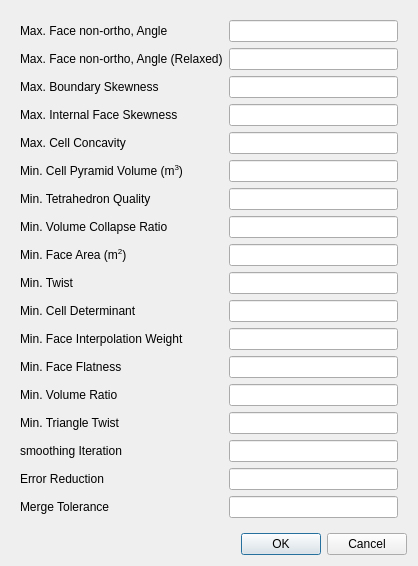
TheErevnaa/FoamMesh, file src/foammesh/view/menu/mesh_quality/mesh_quality_parameters_dialog.ui: the form before one commit.
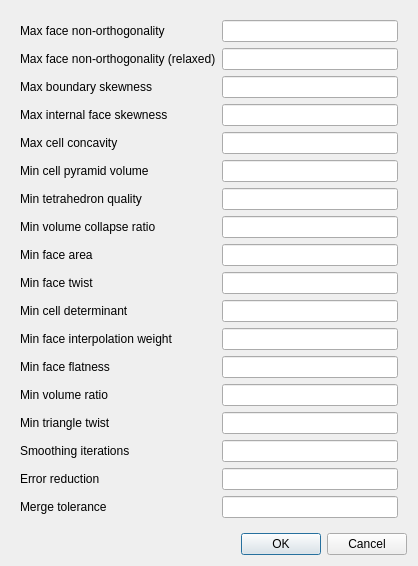
The form after the commit.

Diff of the .ui file:
```diff
--- a/src/foammesh/view/menu/mesh_quality/mesh_quality_parameters_dialog.ui
+++ b/src/foammesh/view/menu/mesh_quality/mesh_quality_parameters_dialog.ui
@@ -20,7 +20,7 @@
       <item row="0" column="0">
        <widget class="QLabel" name="label">
         <property name="text">
-         <string>Max. Face non-ortho, Angle</string>
+         <string>Max face non-orthogonality</string>
         </property>
        </widget>
       </item>
@@ -30,119 +30,119 @@
       <item row="1" column="0">
        <widget class="QLabel" name="label_2">
         <property name="text">
-         <string>Max. Face non-ortho, Angle (Relaxed)</string>
+         <string>Max face non-orthogonality (relaxed)</string>
         </property>
        </widget>
       </item>
       <item row="2" column="0">
        <widget class="QLabel" name="label_3">
         <property name="text">
-         <string>Max. Boundary Skewness</string>
+         <string>Max boundary skewness</string>
         </property>
        </widget>
       </item>
       <item row="3" column="0">
        <widget class="QLabel" name="label_4">
         <property name="text">
-         <string>Max. Internal Face Skewness</string>
+         <string>Max internal face skewness</string>
         </property>
        </widget>
       </item>
       <item row="4" column="0">
        <widget class="QLabel" name="label_5">
         <property name="text">
-         <string>Max. Cell Concavity</string>
+         <string>Max cell concavity</string>
         </property>
        </widget>
       </item>
       <item row="5" column="0">
        <widget class="QLabel" name="label_6">
         <property name="text">
-         <string>Min. Cell Pyramid Volume (m&lt;sup&gt;3&lt;/sup&gt;)</string>
+         <string>Min cell pyramid volume</string>
         </property>
        </widget>
       </item>
       <item row="6" column="0">
        <widget class="QLabel" name="label_7">
         <property name="text">
-         <string>Min. Tetrahedron Quality</string>
+         <string>Min tetrahedron quality</string>
         </property>
        </widget>
       </item>
       <item row="7" column="0">
        <widget class="QLabel" name="label_8">
         <property name="text">
-         <string>Min. Volume Collapse Ratio</string>
+         <string>Min volume collapse ratio</string>
         </property>
        </widget>
       </item>
       <item row="8" column="0">
        <widget class="QLabel" name="label_9">
         <property name="text">
-         <string>Min. Face Area (m&lt;sup&gt;2&lt;/sup&gt;)</string>
+         <string>Min face area</string>
         </property>
        </widget>
       </item>
       <item row="9" column="0">
        <widget class="QLabel" name="label_10">
         <property name="text">
-         <string>Min. Twist</string>
+         <string>Min face twist</string>
         </property>
        </widget>
       </item>
       <item row="10" column="0">
        <widget class="QLabel" name="label_11">
         <property name="text">
-         <string>Min. Cell Determinant</string>
+         <string>Min cell determinant</string>
         </property>
        </widget>
       </item>
       <item row="11" column="0">
        <widget class="QLabel" name="label_12">
         <property name="text">
-         <string>Min. Face Interpolation Weight</string>
+         <string>Min face interpolation weight</string>
         </property>
        </widget>
       </item>
       <item row="12" column="0">
        <widget class="QLabel" name="label_13">
         <property name="text">
-         <string>Min. Face Flatness</string>
+         <string>Min face flatness</string>
         </property>
        </widget>
       </item>
       <item row="13" column="0">
        <widget class="QLabel" name="label_14">
         <property name="text">
-         <string>Min. Volume Ratio</string>
+         <string>Min volume ratio</string>
         </property>
        </widget>
       </item>
       <item row="14" column="0">
        <widget class="QLabel" name="label_15">
         <property name="text">
-         <string>Min. Triangle Twist</string>
+         <string>Min triangle twist</string>
         </property>
        </widget>
       </item>
       <item row="15" column="0">
        <widget class="QLabel" name="label_16">
         <property name="text">
-         <string>smoothing Iteration</string>
+         <string>Smoothing iterations</string>
         </property>
        </widget>
       </item>
       <item row="16" column="0">
        <widget class="QLabel" name="label_17">
         <property name="text">
-         <string>Error Reduction</string>
+         <string>Error reduction</string>
         </property>
        </widget>
       </item>
       <item row="17" column="0">
        <widget class="QLabel" name="label_18">
         <property name="text">
-         <string>Merge Tolerance</string>
+         <string>Merge tolerance</string>
         </property>
        </widget>
       </item>
```
Left out of the diff: 2 changed lines with no effect on the pictures.
